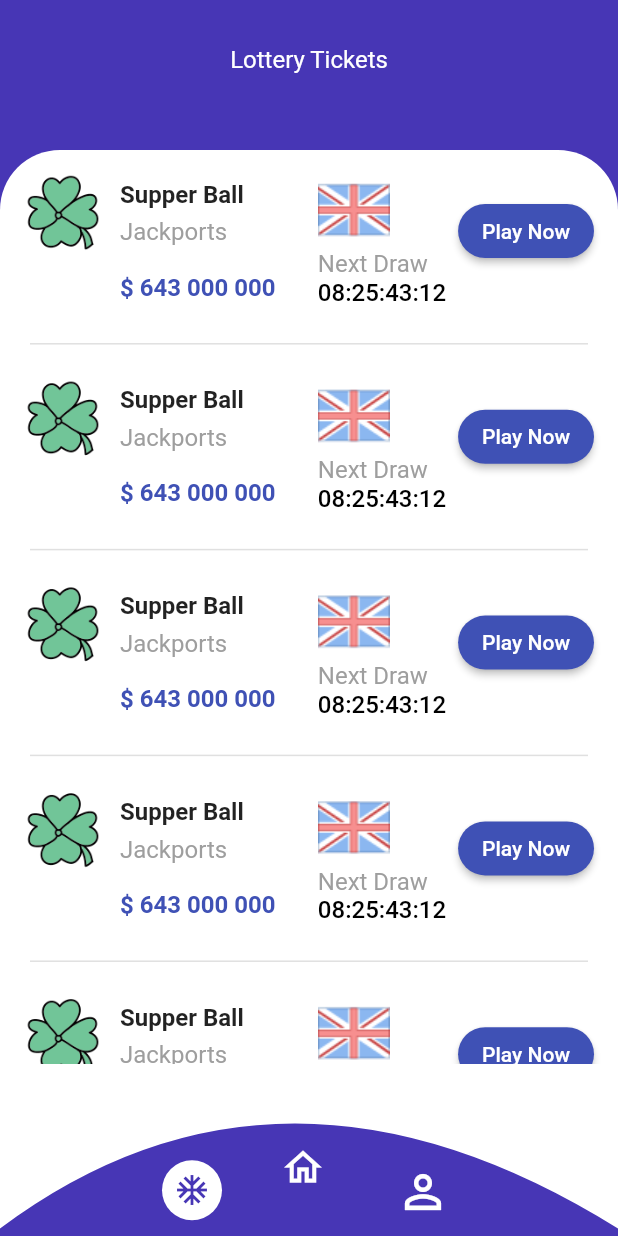
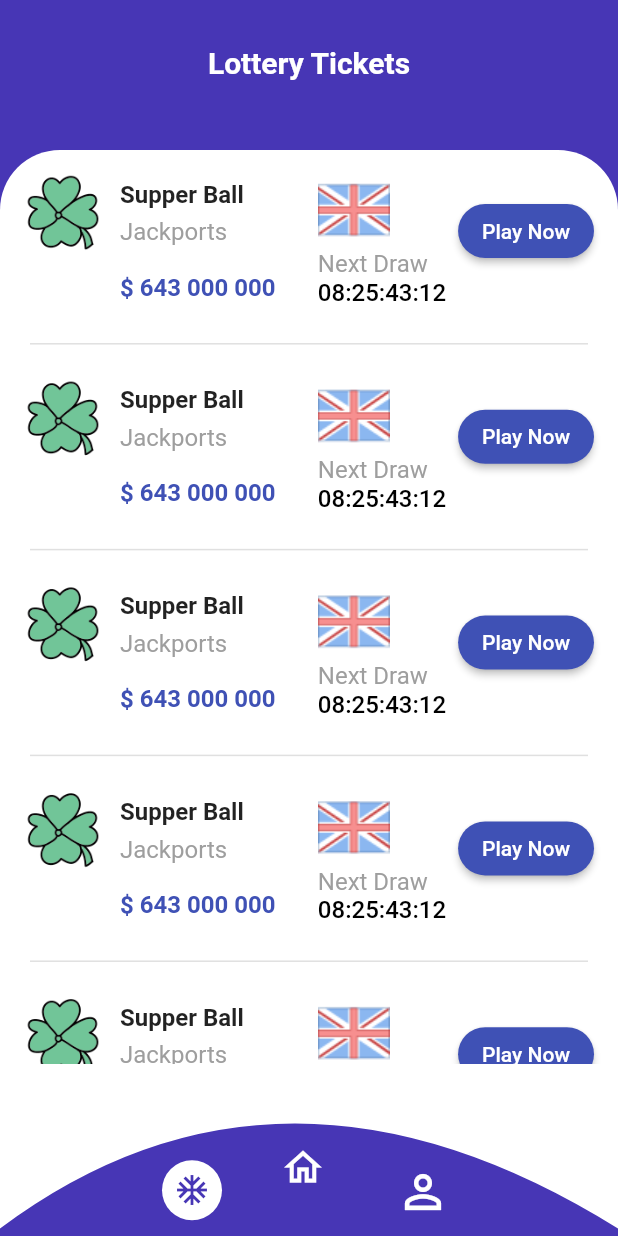
Before and after one commit to Logic2019/lottery_ui, a Flutter app: the screen it shows after launch, on a phone screen of 412 x 824 dp. Run offline on Flutter 3.47's test engine with Material 2 defaults, Android fonts, the phone set to English and light mode, and no system bars.

Commit message:
minimal changes

```diff
--- a/lib/ui/home/home_page.dart
+++ b/lib/ui/home/home_page.dart
@@ -38,7 +38,10 @@ class _HomePageState extends State<HomePage> {
                   padding: const EdgeInsets.only(top: thirtyDp),
                   child: Text(
                     lotteryTicket,
-                    style: TextStyle(fontSize: sixteenDp, color: Colors.white),
+                    style: TextStyle(
+                        color: Colors.white,
+                        fontSize: twentyDp,
+                        fontWeight: FontWeight.bold),
                   ),
                 ),
                 alignment: Alignment.topCenter,
```
